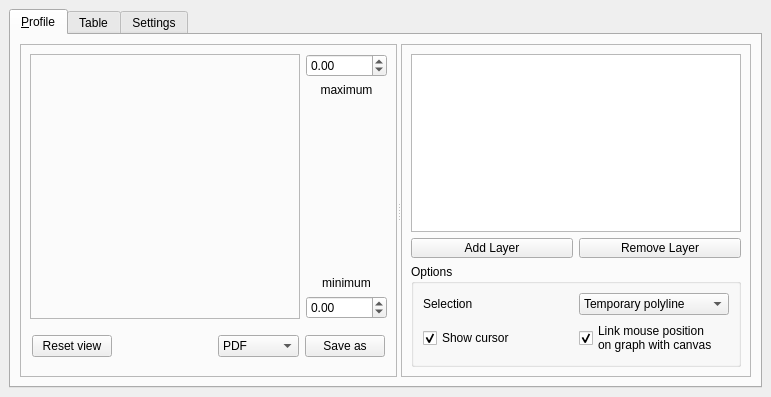
etiennesky/profiletool, file ui/profiletool.ui: the form before one commit.
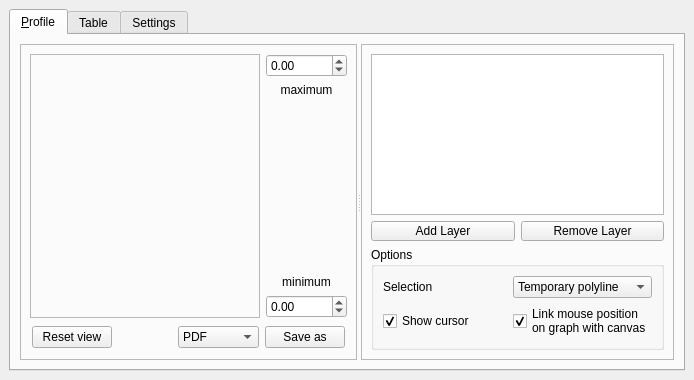
The form after the commit.

Diff of the .ui file:
```diff
--- a/ui/profiletool.ui
+++ b/ui/profiletool.ui
@@ -6,8 +6,8 @@
    <rect>
     <x>0</x>
     <y>0</y>
-    <width>771</width>
-    <height>397</height>
+    <width>694</width>
+    <height>380</height>
    </rect>
   </property>
   <property name="windowTitle">
@@ -162,13 +162,6 @@
                 </widget>
                </item>
                <item>
-                <widget class="QStackedWidget" name="stackedWidget">
-                 <property name="currentIndex">
-                  <number>0</number>
-                 </property>
-                 <widget class="QWidget" name="page">
-                  <layout class="QHBoxLayout" name="horizontalLayout_4">
-                   <item>
                     <spacer name="horizontalSpacer_2">
                      <property name="orientation">
                       <enum>Qt::Horizontal</enum>
@@ -181,7 +174,13 @@
                      </property>
                     </spacer>
                    </item>
-                  </layout>
+               <item>
+                <widget class="QStackedWidget" name="stackedWidget">
+                 <property name="currentIndex">
+                  <number>0</number>
+                 </property>
+                 <widget class="QWidget" name="page">
+                  <layout class="QHBoxLayout" name="horizontalLayout_4"/>
                  </widget>
                 </widget>
                </item>
```
Lines whose indentation alone changed are shown as unchanged.
